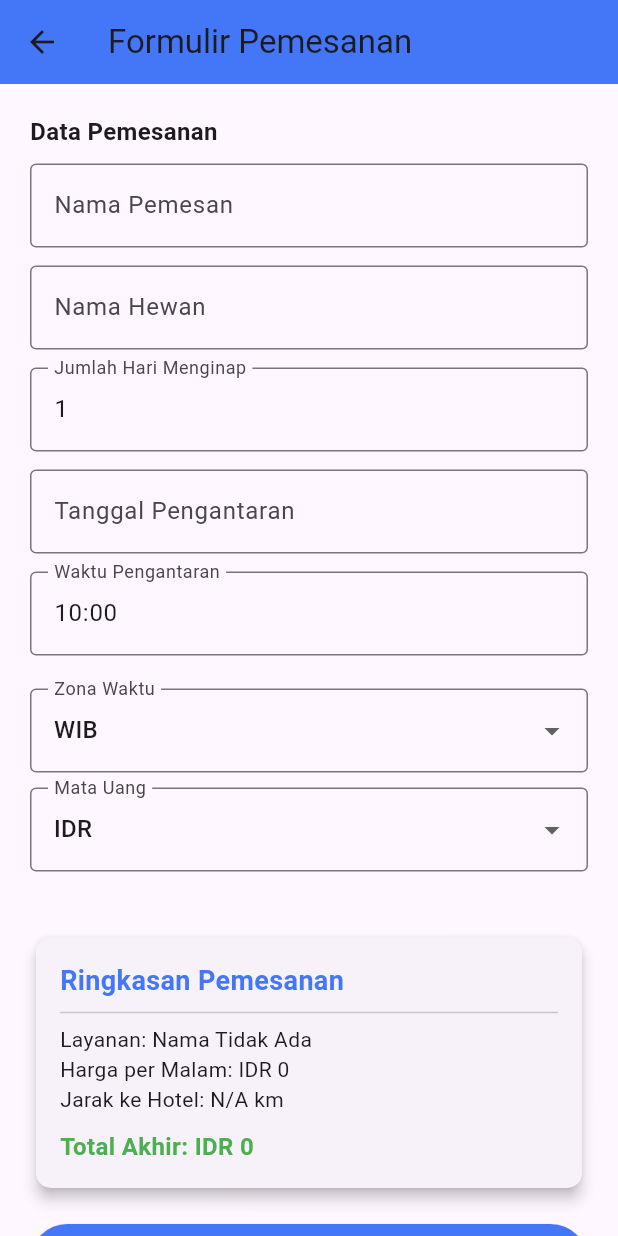
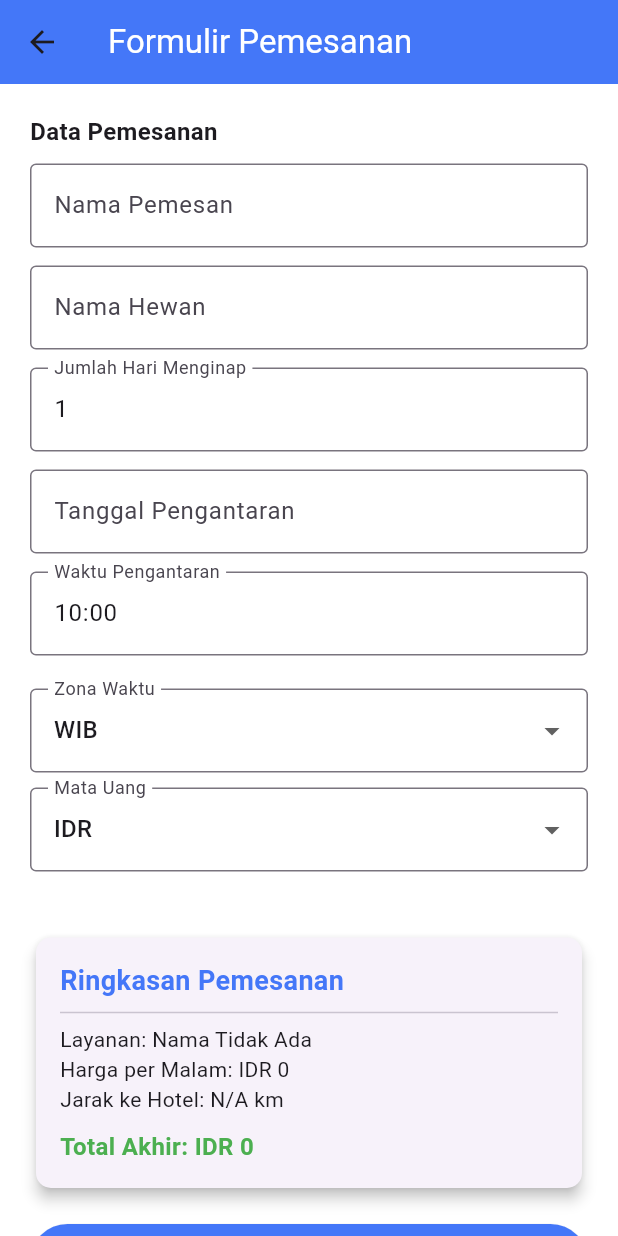
Before and after one commit to dyaspita/Tobi_Pet_Hotel_Mobile_12430051, a Flutter app: the PemesananPage screen opened by its route, on a phone screen of 412 x 824 dp. Run offline on Flutter 3.47's test engine with Material 3 defaults, Android fonts, the phone set to English and light mode, and no system bars; our stand-ins replace flutter_local_notifications, geolocator, hive, hive_flutter, shared_preferences; accounts and stored records are empty.

Commit message:
update ya

```diff
--- a/lib/pages/detail_penitipan.dart
+++ b/lib/pages/detail_penitipan.dart
@@ -267,7 +267,7 @@ class _DetailPenitipanPageState extends State<DetailPenitipanPage> {
                   backgroundColor: _primaryColor,
                   padding: const EdgeInsets.symmetric(vertical: 8),
                   shape: RoundedRectangleBorder(
-                      borderRadius: BorderRadius.circular(10)),
+                      borderRadius: BorderRadius.circular(8)),
                 ),
                 onPressed: _goToPemesanan,
                 child: const Text(
--- a/lib/pages/pemesanan.dart
+++ b/lib/pages/pemesanan.dart
@@ -213,8 +213,12 @@ class _PemesananPageState extends State<PemesananPage> {
   @override
   Widget build(BuildContext context) {
     return Scaffold(
+      backgroundColor: Colors.white,
       appBar: AppBar(
-        title: const Text('Formulir Pemesanan'),
+        title: const Text(
+      'Formulir Pemesanan',
+      style: TextStyle(color: Colors.white),
+      ),
         backgroundColor: _primaryColor,
       ),
       body: SingleChildScrollView(
--- a/lib/pages/ringkasan_pemesanan.dart
+++ b/lib/pages/ringkasan_pemesanan.dart
@@ -59,6 +59,7 @@ class RingkasanPemesananPage extends StatelessWidget {
     final String hargaTerformat = _formatHarga(pesanan.totalHarga, pesanan.currency);
 
     return Scaffold(
+      backgroundColor: Colors.white,
       appBar: AppBar(
         title: const Text('Detail Pesanan'),
         backgroundColor: Colors.blueAccent,
```
